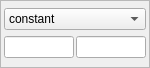
Qt form analog-event.ui (AlbertHdz4/qplayer) before a commit.
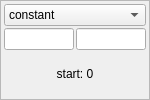
The same form after that commit.

Diff of the .ui file:
```diff
--- a/analog-event.ui
+++ b/analog-event.ui
@@ -7,7 +7,7 @@
     <x>0</x>
     <y>0</y>
     <width>150</width>
-    <height>68</height>
+    <height>100</height>
    </rect>
   </property>
   <property name="sizePolicy">
@@ -103,6 +103,16 @@
           </item>
          </layout>
         </item>
+        <item>
+         <widget class="QLabel" name="label">
+          <property name="text">
+           <string>start: 0</string>
+          </property>
+          <property name="alignment">
+           <set>Qt::AlignCenter</set>
+          </property>
+         </widget>
+        </item>
        </layout>
       </item>
      </layout>
```
